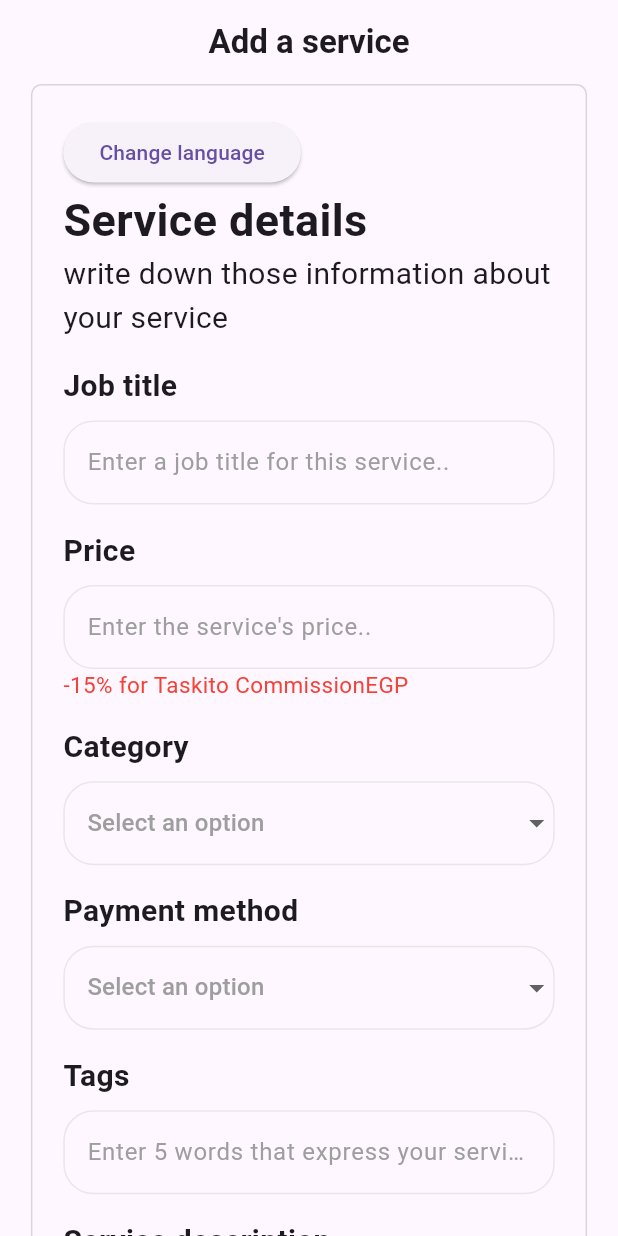
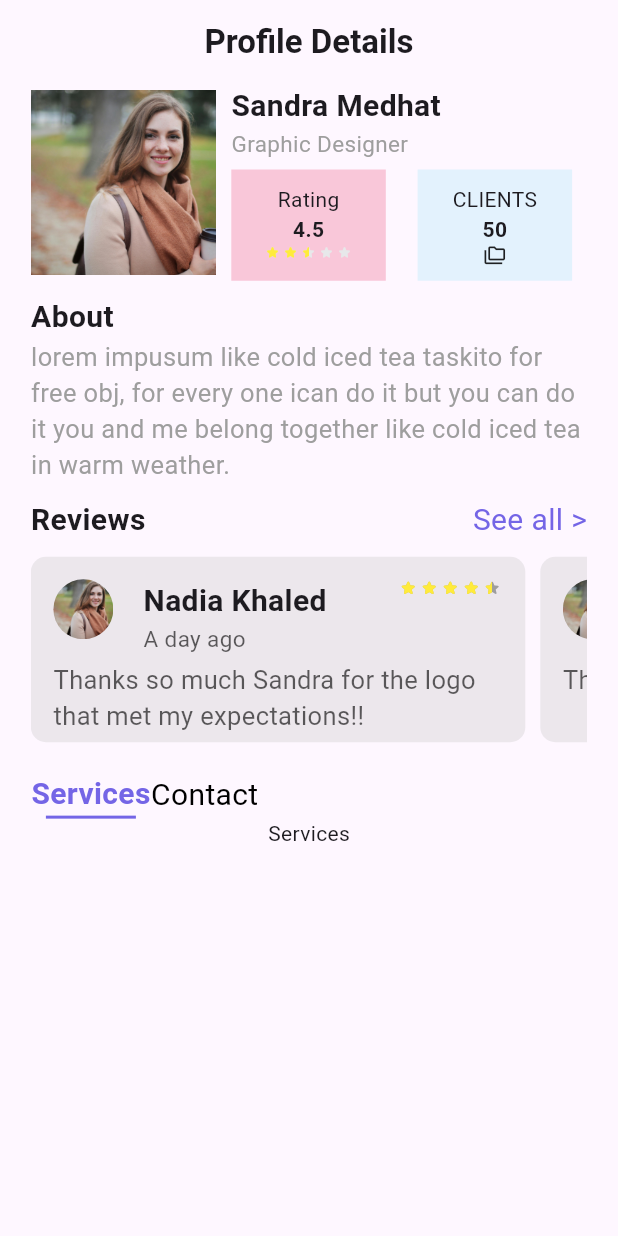
Before and after one commit to Taskito/code_files, a Flutter app: the screen it shows after launch, on a phone screen of 412 x 824 dp. Run offline on Flutter 3.47's test engine with Material 3 defaults, Android fonts, the light colour scheme and no system bars; drawn by our look-alikes of flutter_rating_stars; our stand-ins replace easy_localization.

Commit message:
profile details

```diff
--- /dev/null
+++ b/lib/core/components/custom_tab_bar.dart
@@ -0,0 +1,137 @@
+import 'package:flutter/cupertino.dart';
+import 'package:flutter/material.dart';
+import 'package:taskito/core/helpers/dimensions.dart';
+import 'package:taskito/core/style/app_colors.dart';
+
+class CustomTabBar extends StatefulWidget {
+  CustomTabBar({super.key});
+
+  @override
+  State<CustomTabBar> createState() => _CustomTabBarState();
+}
+
+class _CustomTabBarState extends State<CustomTabBar> {
+  int selectedIndex = 0;
+  final List<Map<String, String>> services = [
+    {
+      "image":"assets/images/person.jpg",
+      "name":"Logos",
+      "description":"Description"
+    },
+    {
+      "image":"assets/images/person.jpg",
+      "name":"Logos",
+      "description":"Description"
+    },
+    {
+      "image":"assets/images/person.jpg",
+      "name":"Logos",
+      "description":"Description"
+    }
+  ];
+  @override
+  Widget build(BuildContext context) {
+    Dimensions.setDimensions(context);
+    return Column(
+      children: [Row(
+        children: [
+          Column(
+            children: [
+            GestureDetector(
+              onTap: (){
+                setState(() {
+                  selectedIndex = 0;
+                });
+              },
+              child: Text(
+                "Services",
+                style: TextStyle(
+                  color: (selectedIndex == 0) ? mainPurple:Colors.black,
+                  fontSize: 20,
+                  fontWeight: (selectedIndex == 0) ? FontWeight.bold : FontWeight.normal
+                ),
+              ),
+            ),
+            if(selectedIndex == 0)
+            Container(
+              color: mainPurple,
+              height: 2,
+              width: 60,
+              margin: const EdgeInsets.symmetric(horizontal: 10),
+            ),
+            ],
+          ),
+          Column(
+            children: [
+            GestureDetector(
+              onTap: (){
+                setState(() {
+                  selectedIndex = 1;
+                });
+              },
+              child: Text(
+                "Contact",
+                style: TextStyle(
+                  color: (selectedIndex == 1) ? mainPurple:Colors.black,
+                  fontSize: 20,
+                  fontWeight: (selectedIndex == 1) ? FontWeight.bold : FontWeight.normal
+                ),
+              ),
+            ),
+            if(selectedIndex == 1)
+              Container(
+                color: mainPurple,
+                height: 2,
+                width: 60,
+                margin: const EdgeInsets.symmetric(horizontal: 10),
+              ),
+            ],
+          ),
+        ],
+      ),
+      (selectedIndex == 0)?
+      // Expanded(
+        // child: GridView.builder(
+        //   gridDelegate: const SliverGridDelegateWithFixedCrossAxisCount(
+        //     crossAxisCount: 2
+        //     ),
+        //     itemBuilder: (context, value){
+        //       return Column(children: [
+        //         Text(services[1]["name"]!)
+        //       ],);
+        //     }),)
+      Text("Services")
+      :
+        GestureDetector(
+          onTap: (){
+            Navigator.pushNamed(context, "chat");
+          },
+          child: Row(
+            mainAxisAlignment: MainAxisAlignment.spaceBetween,
+            children: [
+            Container(
+              padding: EdgeInsets.all(10),
+              margin: EdgeInsets.symmetric(vertical: Dimensions.getHeight(0.02)),
+              height: Dimensions.getHeight(0.05),
+              width: Dimensions.getWidth(0.8),
+              decoration: BoxDecoration(
+                borderRadius: BorderRadius.circular(20),
+                color: mainGrey,
+              ),
+              child: const Row(
+              mainAxisAlignment: MainAxisAlignment.spaceBetween,
+              crossAxisAlignment: CrossAxisAlignment.center,
+              children: [
+                Text("Type a message", style: TextStyle(color: Colors.grey, fontSize: 15),),
+                Icon(Icons.emoji_emotions, color: mainPurple, size: 20,)
+                ]),
+
+            ),
+            Icon(Icons.send, color: mainPurple, size: 20,)
+          ],
+          ),
+        )
+      ],
+    );
+  }
+}
--- /dev/null
+++ b/lib/core/components/review.dart
@@ -0,0 +1,90 @@
+import 'package:flutter/material.dart';
+import 'package:flutter_rating_stars/flutter_rating_stars.dart';
+import 'package:taskito/core/helpers/dimensions.dart';
+import 'package:taskito/core/style/app_colors.dart';
+
+class Review extends StatelessWidget {
+  final String imagePath;
+  final String reviewMessage;
+  final String postedAt;
+  final double ratingStars;
+  final double width;
+  final String username;
+  const Review({
+    required this.imagePath,
+    required this.reviewMessage,
+    required this.postedAt,
+    required this.ratingStars,
+    required this.width,
+    required this.username
+  });
+  @override
+  Widget build(BuildContext context) {
+    Dimensions.setDimensions(context);
+    return Container(
+      padding: const EdgeInsets.all(15),
+      margin: const EdgeInsets.only(top: 10, bottom: 10, right: 10),
+      decoration: BoxDecoration(
+        color: mainGrey,
+        borderRadius: BorderRadius.circular(10),
+      ),
+      width: Dimensions.getWidth(width),
+      height: Dimensions.getHeight(0.15),
+      child: Column(
+        crossAxisAlignment: CrossAxisAlignment.start,
+        children: [
+          Row(
+            mainAxisAlignment: MainAxisAlignment.spaceBetween,
+            crossAxisAlignment: CrossAxisAlignment.start,
+            children: [
+              Row(
+                crossAxisAlignment: CrossAxisAlignment.start,
+                children: [
+                  ClipOval(
+                    child: Image.asset(
+                      imagePath,
+                      width: 40,
+                      height: 40,
+                      fit: BoxFit.cover,
+                    ),
+                  ),
+                  Container(
+                    margin: const EdgeInsets.symmetric(horizontal: 20),
+                    child: Column(
+                      crossAxisAlignment: CrossAxisAlignment.start,
+                      children: [
+                        Text(
+                          username,
+                          style: TextStyle(
+                              fontWeight: FontWeight.bold, fontSize: 20),
+                        ),
+                        Text(
+                          "A day ago",
+                          style: TextStyle(
+                              fontSize: 15,
+                              color: Color.fromARGB(160, 0, 0, 0)),
+                        ),
+                      ],
+                    ),
+                  ),
+                ],
+              ),
+              RatingStars(
+                value: ratingStars,
+                starCount: 5,
+                starSize: 12,
+                starOffColor: Colors.grey,
+                valueLabelVisibility: false,
+              ),
+            ],
+          ),
+          const SizedBox(height: 5),
+          Text(
+            reviewMessage,
+            style: TextStyle(fontSize: 17, color: Color.fromARGB(160, 0, 0, 0)),
+          ),
+        ],
+      ),
+    );
+  }
+}
--- a/lib/core/style/app_colors.dart
+++ b/lib/core/style/app_colors.dart
@@ -3,4 +3,4 @@ import 'package:flutter/material.dart';
 const Color mainDarkBlue = Color.fromARGB(255, 33,41,87);
 const Color mainPurple = Color.fromARGB(255, 116, 101, 230);
 const Color mainBlue = Color.fromARGB(255, 4,210,250);
-const Color mainGrey = Color.fromARGB(242,246,247,255);
+const Color mainGrey = Color.fromARGB(85, 199, 199, 199);
--- a/lib/root/app_root.dart
+++ b/lib/root/app_root.dart
@@ -5,9 +5,11 @@ import 'package:easy_localization/easy_localization.dart';
 
 import 'package:taskito/views/email_verification.dart';
 import 'package:taskito/views/id_verification.dart';
+import 'package:taskito/views/profile/contact.dart';
+import 'package:taskito/views/profile/profile_details.dart';
+import 'package:taskito/views/profile/see_all_reviews.dart';
 import 'package:taskito/views/successfull_upload.dart';
 import 'package:taskito/views/welcome_back.dart';
-
 import 'package:taskito/views/layout/layout.dart';
 import 'package:taskito/views/layout/servies_layout.dart';
 import 'package:taskito/views/service/physical_service.dart';
@@ -21,7 +23,11 @@ class AppRoot extends StatelessWidget {
       localizationsDelegates: context.localizationDelegates,
       supportedLocales: context.supportedLocales,
       locale: context.locale,
-      home: AddService()
+      home: ProfileDetails(),
+      routes: {
+        "chat": (context)=>Contact(),
+        "seeAll":(context)=>SeeAllReviews()
+      }
     );
   }
 }
--- a/lib/views/home/home.dart
+++ b/lib/views/home/home.dart
@@ -67,7 +67,7 @@ class _MyHomeScreenState extends State<MyHomeScreen> {
                       hintText: 'Search for services',
                       hintStyle: TextStyle(fontSize: 14,color: Colors.grey),
                       prefixIcon: Icon(Icons.search,color: Colors.grey),
-                           border: OutlineInputBorder(
+                          border: OutlineInputBorder(
           borderRadius: BorderRadius.circular(30.0),
           borderSide: BorderSide(color: Colors.grey, width: 1.0),
         ),
@@ -147,8 +147,7 @@ class _MyHomeScreenState extends State<MyHomeScreen> {
                       goto:MyLayout(ind: 1, page: 1)
                     ),
                     CategoryCard(
-
-                         imagePath: 'asset/images/Image 135 (2).png',
+                      imagePath: 'asset/images/Image 135 (2).png',
                       title: 'Physical Services',
                       buttonText: 'See More',
                       goto:MyLayout(ind: 2, page: 1)
--- a/lib/views/layout/layout.dart
+++ b/lib/views/layout/layout.dart
@@ -46,7 +46,6 @@ class _MyLayoutState extends State<MyLayout> {
         Scaffold(
       // appBar: AppBar(),
       body: _pages.elementAt(selectedvalue),
-
       bottomNavigationBar: BottomNavigationBar(
         items: const [
           BottomNavigationBarItem(
--- a/lib/views/layout/servies_layout.dart
+++ b/lib/views/layout/servies_layout.dart
@@ -132,7 +132,6 @@ class _ServiesLayoutState extends State<ServiesLayout> {
       onTap: () => _onTabSelected(index),
       child: Container(
 
-
         padding: EdgeInsets.only(top: 16,bottom: 16),
         decoration: BoxDecoration(
           //  color: Colors.black,
--- /dev/null
+++ b/lib/views/profile/profile_details.dart
@@ -0,0 +1,165 @@
+import 'package:flutter/material.dart';
+import 'package:flutter_rating_stars/flutter_rating_stars.dart';
+import 'package:taskito/core/components/custom_tab_bar.dart';
+import 'package:taskito/core/components/review.dart';
+import 'package:taskito/core/helpers/dimensions.dart';
+import 'package:taskito/core/style/app_colors.dart';
+
+class ProfileDetails extends StatefulWidget {
+  const ProfileDetails({super.key});
+
+  @override
+  State<ProfileDetails> createState() => _ProfileDetailsState();
+}
+
+class _ProfileDetailsState extends State<ProfileDetails> {
+  @override
+  Widget build(BuildContext context) {
+    Dimensions.setDimensions(context);
+    return Scaffold(
+        appBar: AppBar(
+          title: const Center(
+            child: Text(
+              "Profile Details",
+              style: TextStyle(fontWeight: FontWeight.bold),),),
+        ),
+        body: SingleChildScrollView(
+            child: Container(
+                margin: EdgeInsets.symmetric(horizontal: Dimensions.getWidth(0.05),),
+                child: Column(
+                  crossAxisAlignment: CrossAxisAlignment.start,
+                  children: [
+                    Row(
+                      mainAxisAlignment: MainAxisAlignment.spaceBetween,
+                      children: [
+                        Image.asset(
+                          "assets/images/person.jpg",
+                          width: Dimensions.getWidth(0.3),
+                          height: Dimensions.getHeight(0.15),
+                          fit: BoxFit.cover,
+                        ),
+                        Container(
+                          width: Dimensions.getWidth(0.6),
+                          // height: Dimensions.getHeight(0.15),
+                          padding: const EdgeInsets.symmetric(horizontal: 10),
+                          child: Column(
+                            crossAxisAlignment: CrossAxisAlignment.start,
+                            children: [
+                              const Text(
+                                "Sandra Medhat",
+                                style: TextStyle(
+                                    fontWeight: FontWeight.bold, fontSize: 20),
+                              ),
+                              const Text(
+                                "Graphic Designer",
+                                style: TextStyle(color: Colors.grey, fontSize: 15),
+                              ),
+                              const SizedBox(
+                                height: 7,
+                              ),
+                              Row(
+                                mainAxisAlignment: MainAxisAlignment.spaceBetween,
+                                children: [
+                                  Container(
+                                    color: const Color.fromARGB(206, 248, 187, 208),
+                                    width: Dimensions.getWidth(0.25),
+                                    padding: const EdgeInsets.all(10),
+                                    height: Dimensions.getHeight(0.09),
+                                    // decoration: BoxDecoration(borderRadius:BorderRadius.circular(10)),
+                                    child: const Column(
+                                      children: [
+                                        Text("Rating"),
+                                        Text(
+                                          "4.5",
+                                          style: TextStyle(
+                                              fontWeight: FontWeight.bold),
+                                        ),
+                                        RatingStars(
+                                          value: 2.5,
+                                          starCount: 5,
+                                          starSize: 10,
+                                          valueLabelVisibility: false,
+                                        )
+                                      ],
+                                    ),
+                                  ),
+                                  Container(
+                                    padding: const EdgeInsets.all(10),
+                                    color: Colors.blue[50],
+                                    width: Dimensions.getWidth(0.25),
+                                    height: Dimensions.getHeight(0.09),
+                                    // height: Dimensions.getHeight(0.1),
+                                    // decoration: BoxDecoration(borderRadius:BorderRadius.circular(10)),
+                                    child: const Column(
+                                      children: [
+                                        Text("CLIENTS"),
+                                        Text(
+                                          "50",
+                                          style: TextStyle(
+                                              fontWeight: FontWeight.bold),
+                                        ),
+                                        Icon(
+                                          Icons.folder_copy_outlined,
+                                          size: 15,
+                                        )
+                                      ],
+                                    ),
+                                  )
+                                ],
+                              )
+                            ],
+                          ),
+                        )
+                      ],
+                    ),
+                    const SizedBox(
+                      height: 10,
+                    ),
+                    const Text(
+                      "About",
+                      style: TextStyle(fontWeight: FontWeight.bold, fontSize: 20),
+                    ),
+                    const Text(
+                      "lorem impusum like cold iced tea taskito for free obj, for every one ican do it but you can do it you and me belong together like cold iced tea in warm weather.",
+                      style: TextStyle(color: Colors.grey, fontSize: 17),
+                    ),
+                    const SizedBox(
+                      height: 10,
+                    ),
+                    Row(
+                      mainAxisAlignment: MainAxisAlignment.spaceBetween,
+                      children: [
+                        const Text(
+                          "Reviews",
+                          style:
+                              TextStyle(fontWeight: FontWeight.bold, fontSize: 20),
+                        ),
+                        GestureDetector(
+                          onTap: (){
+                            Navigator.pushNamed(context, "seeAll");
+                          },
+                          child: const Text(
+                            "See all >",
+                            style: TextStyle(color: mainPurple, fontSize: 20),
+                          ),
+                        )
+                      ],
+                    ),
+                    const SingleChildScrollView(
+                      scrollDirection: Axis.horizontal,
+                      child: Row(
+                        children: [
+                          Review(imagePath: "assets/images/person.jpg", reviewMessage: "Thanks so much Sandra for the logo that met my expectations!!", postedAt: "A day ago", ratingStars: 4.5, width: 0.8, username: "Nadia Khaled"),
+                          Review(imagePath: "assets/images/person.jpg", reviewMessage: "Thanks Sndra for this brilliant logo!", postedAt: "2 Days ago", ratingStars: 4.5, width: 0.8, username: "Salema Ayman")
+                        ],
+                      ),
+                    ),
+                    const SizedBox(height: 10),
+                    CustomTabBar()
+                  ],
+                )
+                ),
+          ),
+        );
+  }
+}
--- a/pubspec.yaml
+++ b/pubspec.yaml
@@ -36,7 +36,8 @@ dependencies:
   # Use with the CupertinoIcons class for iOS style icons.
   cupertino_icons: ^1.0.6
   easy_localization: ^3.0.7
-  dropdown_button2: ^2.3.8
+  flutter_rating_stars: ^1.1.0
+  contained_tab_bar_view: ^0.8.0
 
 
 dev_dependencies:
```
Also changed, not shown: assets/translations/ar.json (+7 -1 lines), lib/core/components/message_from.dart (added, +45 -0 lines), lib/core/components/message_to.dart (added, +49 -0 lines), lib/views/profile/contact.dart (added, +94 -0 lines), lib/views/profile/see_all_reviews.dart (added, +139 -0 lines), assets/images/person.jpg (added), assets/images/person2.jpg (added), assets/images/person3.jpg (added), pubspec.lock.
